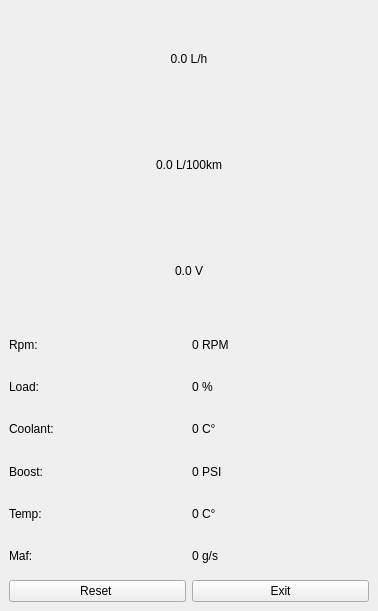
takyonxxx/ObdReader, file obdscan.ui: the form before one commit.
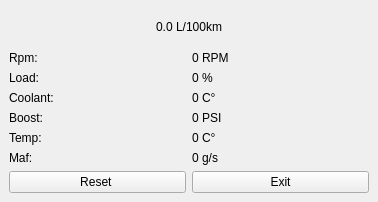
The form after the commit.

Diff of the .ui file:
```diff
--- a/obdscan.ui
+++ b/obdscan.ui
@@ -7,7 +7,7 @@
     <x>0</x>
     <y>0</y>
     <width>378</width>
-    <height>611</height>
+    <height>202</height>
    </rect>
   </property>
   <property name="windowTitle">
@@ -17,22 +17,6 @@
    <layout class="QGridLayout" name="gridLayout_3">
     <item row="0" column="0">
      <layout class="QVBoxLayout" name="verticalLayout">
-      <item>
-       <widget class="QLabel" name="labelFuelConsumption">
-        <property name="maximumSize">
-         <size>
-          <width>16777215</width>
-          <height>100</height>
-         </size>
-        </property>
-        <property name="text">
-         <string>0.0 L/h</string>
-        </property>
-        <property name="alignment">
-         <set>Qt::AlignCenter</set>
-        </property>
-       </widget>
-      </item>
       <item>
        <widget class="QLabel" name="labelAvgConsumption">
         <property name="maximumSize">
@@ -49,22 +33,6 @@
         </property>
        </widget>
       </item>
-      <item>
-       <widget class="QLabel" name="labelVoltage">
-        <property name="maximumSize">
-         <size>
-          <width>16777215</width>
-          <height>100</height>
-         </size>
-        </property>
-        <property name="text">
-         <string>0.0 V</string>
-        </property>
-        <property name="alignment">
-         <set>Qt::AlignCenter</set>
-        </property>
-       </widget>
-      </item>
       <item>
        <layout class="QGridLayout" name="gridLayout">
         <item row="4" column="1">
```
